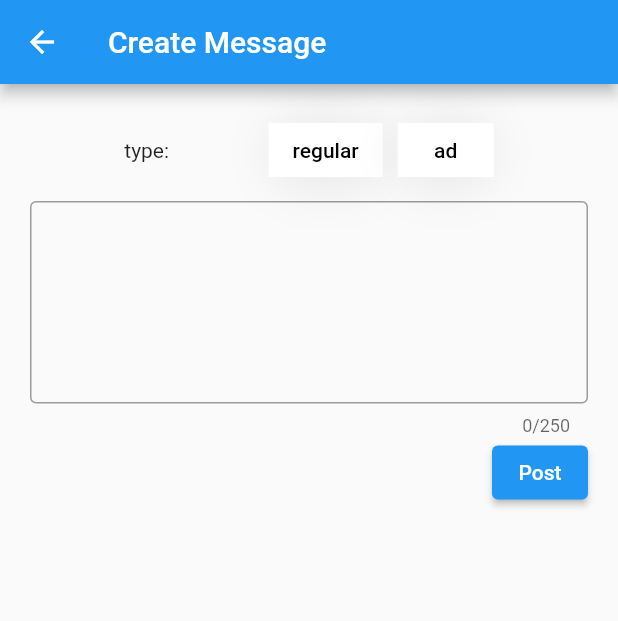
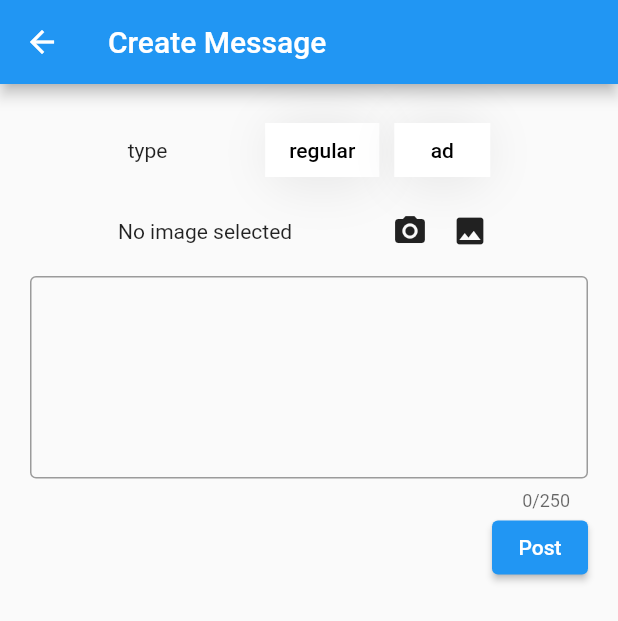
Before and after one commit to MarkSeufert/FOMO_Frontend, a Flutter app: the MapScreen screen opened by its route, item 2 of the bottom bar chosen, on a phone screen of 412 x 824 dp. Shown: the top 621 px of the screen. Run offline on Flutter 3.47's test engine with Material 2 defaults, Android fonts, the phone set to English and light mode, and no system bars; drawn by our look-alikes of group_button; our stand-ins replace auto_size_text, connectivity, dio, flutter_signin_button, geolocator, google_maps_flutter and 4 more; missing offline and left inert: clippy_flutter, custom_info_window, flutter_config; accounts and stored records are empty; network calls fail.

Commit message:
Add image support to post
User can add 1 image file to post

```diff
--- /dev/null
+++ b/lib/constants/message.dart
@@ -0,0 +1 @@
+const List<String> MessageTypes = ['regular', 'ad'];
--- a/lib/model/message.dart
+++ b/lib/model/message.dart
@@ -1,11 +1,8 @@
+import 'package:flutter/material.dart';
 import 'package:google_maps_flutter/google_maps_flutter.dart';
 import 'package:meta/meta.dart' show immutable, required;
 import 'user.dart';
-
-enum MessageType {
-  regular,
-  ad,
-}
+import 'dart:io';
 
 @immutable
 class Message {
@@ -17,13 +14,15 @@ class Message {
     this.position,
     this.visible = true,
     this.createdDate,
+    this.imagePath,
+    this.imageFile,
   });
 
   final User user;
 
   final String messageId;
 
-  final MessageType type;
+  final String type;
 
   final String body;
 
@@ -31,10 +30,31 @@ class Message {
 
   final bool visible;
 
+  final File imageFile;
+
+  final String imagePath;
+
   final DateTime createdDate;
 
+  Color get color {
+    switch (type) {
+      case 'regular':
+        {
+          return Colors.blue;
+        }
+        break;
+      case 'ad':
+        {
+          return Colors.red[300];
+        }
+        break;
+      default:
+        return Colors.blue;
+    }
+  }
+
   Message copyWith({
-    MessageType typeParam,
+    String typeParam,
     String bodyParam,
     LatLng positionParam,
     double visibleParam,
@@ -67,11 +87,11 @@ class Message {
     addIfPresent('position', position);
     addIfPresent('visible', visible);
     addIfPresent('createdDate', createdDate.toString());
+    addIfPresent('image', imagePath);
     return json;
   }
 
   factory Message.fromJson(Map<String, dynamic> json) {
-    // DateFormat dateFormat = DateFormat("yyyy-MM-dd HH:mm:ss");
     User user = json["user"] == null
         ? new User(name: "anonymous user")
         : User.fromJson(json["user"]);
@@ -80,12 +100,13 @@ class Message {
     return Message(
       messageId: json['_id'],
       user: user,
-      type: MessageType.regular,
+      type: json['messageType'],
       body: json['message'],
       position: LatLng(
           lat is int ? lat.toDouble() : lat, lng is int ? lng.toDouble() : lng),
       visible: json['visible'],
       createdDate: DateTime.parse(json['date']),
+      imagePath: json['imageFile'],
     );
   }
 
--- a/lib/networking/user_api.dart
+++ b/lib/networking/user_api.dart
@@ -14,7 +14,8 @@ class UserAPI {
   static Future<User> createUser(
       String username, String email, SignInType signInType) async {
     Map<String, dynamic> param = {"email": email, "name": username};
-    final response = await _apiProvider.post("createUser", param);
+    final response =
+        await _apiProvider.post("createUser", queryParameters: param);
     User user = User.fromJson(response, signInType: signInType);
     return user;
   }
--- a/lib/screen/post_message.dart
+++ b/lib/screen/post_message.dart
@@ -1,3 +1,4 @@
+import 'dart:io';
 import 'package:flutter/material.dart';
 import 'package:google_maps_flutter/google_maps_flutter.dart';
 import 'package:geolocator/geolocator.dart';
@@ -6,6 +7,8 @@ import '../globals.dart' as globals;
 import '../model/message.dart';
 import '../util/map_util.dart';
 import '../networking/map_api.dart';
+import 'package:image_picker/image_picker.dart';
+import '../constants/message.dart';
 
 class PostMessagePage extends StatefulWidget {
   @override
@@ -13,17 +16,32 @@ class PostMessagePage extends StatefulWidget {
 }
 
 class PostMessagePageState extends State<PostMessagePage> {
-  List<String> messageTypes = [];
+  File _image;
+  final imagePicker = ImagePicker();
+  double _maxImagHeight = 500;
+  double _maxImageWidth = 500;
+
+  // double _attachedImagHeight = 100;
+  // double _attachedImagWidth = 100;
 
   String body = '';
-  MessageType selectedMessageType = MessageType.regular;
+  String selectedMessageType = 'regular';
 
   @override
   void initState() {
-    for (MessageType value in MessageType.values) {
-      messageTypes.add(value.toString().split('.').last);
+    super.initState();
   }
-    super.initState();
+
+  Future _getImage(ImageSource src) async {
+    final pickedFile = await imagePicker.getImage(
+        source: src, maxHeight: _maxImagHeight, maxWidth: _maxImageWidth);
+    setState(() {
+      if (pickedFile != null) {
+        _image = File(pickedFile.path);
+      } else {
+        print('No image selected.');
+      }
+    });
   }
 
   @override
@@ -34,24 +52,75 @@ class PostMessagePageState extends State<PostMessagePage> {
         ),
         body: Container(
             padding: EdgeInsets.all(20.0),
-            child: Column(children: [
+            child: ListView(padding: EdgeInsets.zero, children: <Widget>[
               Padding(
                 padding: EdgeInsets.only(bottom: 10),
                 child: Row(
                   mainAxisAlignment: MainAxisAlignment.spaceEvenly,
                   children: [
-                        Text("type: "),
-                        Center(
+                    Container(
+                      child: Text("type"),
+                    ),
+                    Container(
                       child: GroupButton(
                         isRadio: true,
                         spacing: 10,
                         onSelected: (index, isSelected) => setState(() {
-                            selectedMessageType = MessageType.values[index];
+                          selectedMessageType = MessageTypes[index];
                         }),
-                          buttons: messageTypes,
+                        buttons: MessageTypes,
                         selectedColor: Colors.blue,
-                        )),
-                      ])),
+                      ),
+                    ),
+                  ],
+                ),
+              ),
+              Padding(
+                padding: EdgeInsets.only(bottom: 10),
+                child: Row(
+                  mainAxisAlignment: MainAxisAlignment.spaceEvenly,
+                  children: [
+                    Align(
+                      alignment: Alignment.center,
+                      child: _image == null
+                          ? Text('No image selected')
+                          : Image.file(
+                              _image,
+                            ),
+                    ),
+                    Align(
+                      alignment: Alignment.centerRight,
+                      child: Row(
+                        mainAxisSize: MainAxisSize.max,
+                        children: [
+                          Container(
+                            height: 40,
+                            width: 40,
+                            alignment: Alignment.center,
+                            child: IconButton(
+                              icon: const Icon(Icons.camera_alt),
+                              onPressed: () async {
+                                await _getImage(ImageSource.camera);
+                              },
+                            ),
+                          ),
+                          Container(
+                            height: 40,
+                            width: 40,
+                            alignment: Alignment.center,
+                            child: IconButton(
+                              icon: const Icon(Icons.photo),
+                              onPressed: () async {
+                                await _getImage(ImageSource.gallery);
+                              },
+                            ),
+                          ),
+                        ],
+                      ),
+                    ),
+                  ],
+                ),
+              ),
               TextField(
                 maxLength: 250,
                 maxLines: 5,
@@ -106,7 +175,12 @@ class PostMessagePageState extends State<PostMessagePage> {
       type: selectedMessageType,
       body: body,
       position: LatLng(currentPosition.latitude, currentPosition.longitude),
+      imageFile: _image,
     );
+    if (_image != null) {
+      await MapAPI.postMessageWithImage(message);
+    } else {
       await MapAPI.postMessage(message);
     }
   }
+}
--- a/pubspec.yaml
+++ b/pubspec.yaml
@@ -39,9 +39,11 @@ dependencies:
   custom_info_window: ^0.0.4
   flutter_config: ^1.0.8
   auto_size_text: ^2.1.0
-  http: ^0.13.0
+  http: ^0.12.0
   uuid: ^3.0.1
   jiffy: ^4.0.0
+  image_picker: ^0.6.7+22
+  dio: ^3.0.10
 
 dev_dependencies:
   flutter_test:
```
Also changed, not shown: lib/networking/api_provider.dart (+49 -3 lines), lib/networking/map_api.dart (+19 -3 lines), lib/screen/map.dart (+46 -19 lines). Lines whose indentation alone changed are shown as unchanged.
